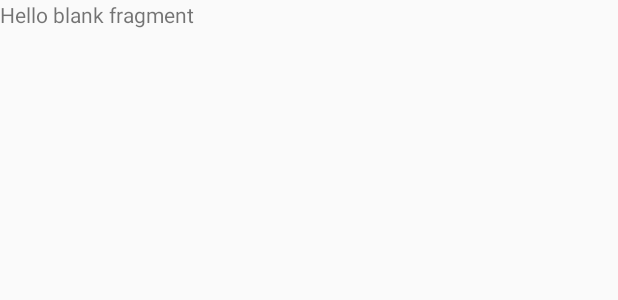
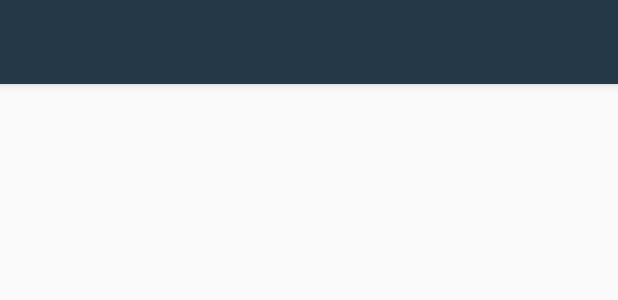
Before and after one commit to Davigam/F1LC4conf, an Android app: the layout fragment_schedule_detail_dialog.xml on its own in the app's theme, with its tools: preview values and no code run, on a phone screen of 412 x 824 dp. Shown: the top 300 px of the screen. Run offline under Robolectric (Android 15) with nearby library versions, the light colour scheme and no system bars.

Commit message:
schedule

```diff
--- a/app/src/main/res/layout/fragment_schedule_detail_dialog.xml
+++ b/app/src/main/res/layout/fragment_schedule_detail_dialog.xml
@@ -1,14 +1,27 @@
 <?xml version="1.0" encoding="utf-8"?>
-<FrameLayout xmlns:android="http://schemas.android.com/apk/res/android"
-    xmlns:tools="http://schemas.android.com/tools"
+<androidx.coordinatorlayout.widget.CoordinatorLayout
     android:layout_width="match_parent"
     android:layout_height="match_parent"
-    tools:context=".ui.fragments.ScheduleDetailDialogFragment">
+    xmlns:android="http://schemas.android.com/apk/res/android">
+    <com.google.android.material.appbar.AppBarLayout
+        android:layout_width="match_parent"
+        android:layout_height="wrap_content">
+        <Toolbar
+            android:layout_width="match_parent"
+            android:layout_height="wrap_content"/>
+    </com.google.android.material.appbar.AppBarLayout>
 
-    <!-- TODO: Update blank fragment layout -->
-    <TextView
+    <FrameLayout
         android:layout_width="match_parent"
-        android:layout_height="match_parent"
-        android:text="@string/hello_blank_fragment" />
+        android:layout_height="match_parent">
+        <ScrollView
+            android:layout_width="match_parent"
+            android:layout_height="match_parent">
+            <LinearLayout
+                android:layout_width="match_parent"
+                android:layout_height="match_parent">
 
-</FrameLayout>
+            </LinearLayout>
+        </ScrollView>
+    </FrameLayout>
+</androidx.coordinatorlayout.widget.CoordinatorLayout>
--- a/app/src/main/res/values/dimens.xml
+++ b/app/src/main/res/values/dimens.xml
@@ -7,5 +7,7 @@
     <dimen name="altoImageViewHome">180dp</dimen>
 
     <dimen name="sizeTitle">30sp</dimen>
-    <dimen name="sizeDescription">15</dimen>
+    <dimen name="sizeDescription">15sp</dimen>
+    <dimen name="scheduleHourSize">35sp</dimen>
+    <dimen name="scheduleHourSizeAmPm">20</dimen>
 </resources>
```
Also changed, not shown: app/src/main/res/layout/item_schedule.xml (added, +80 -0 lines).
